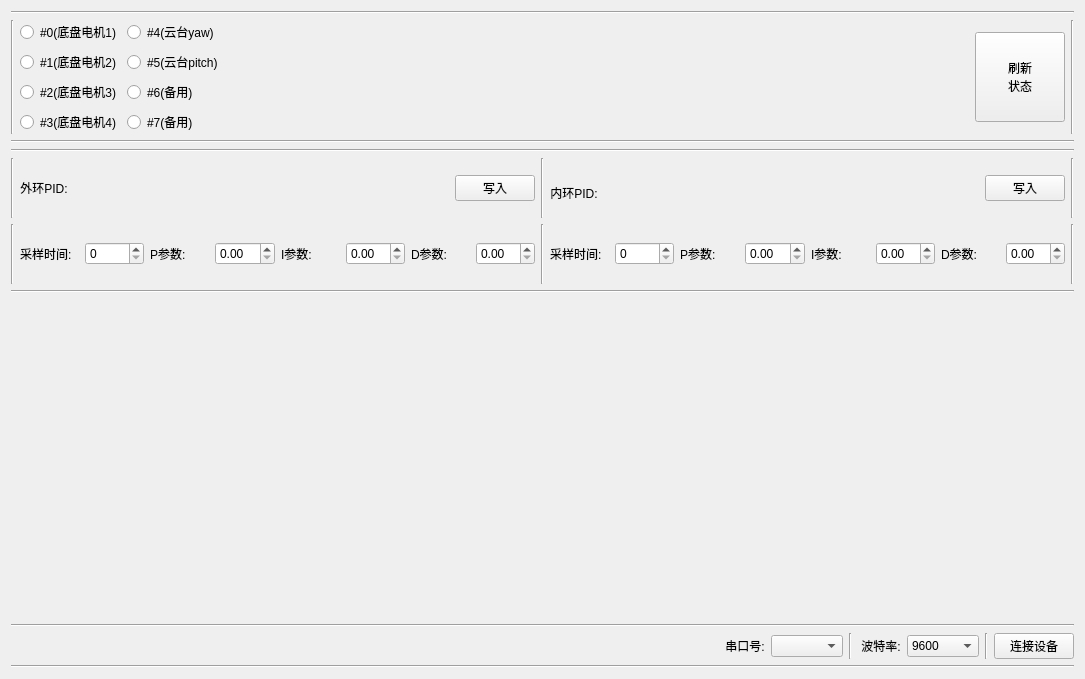
Old version of the form PID_uppermonitor.ui in the repository 417401901/PID_uppermonitor.
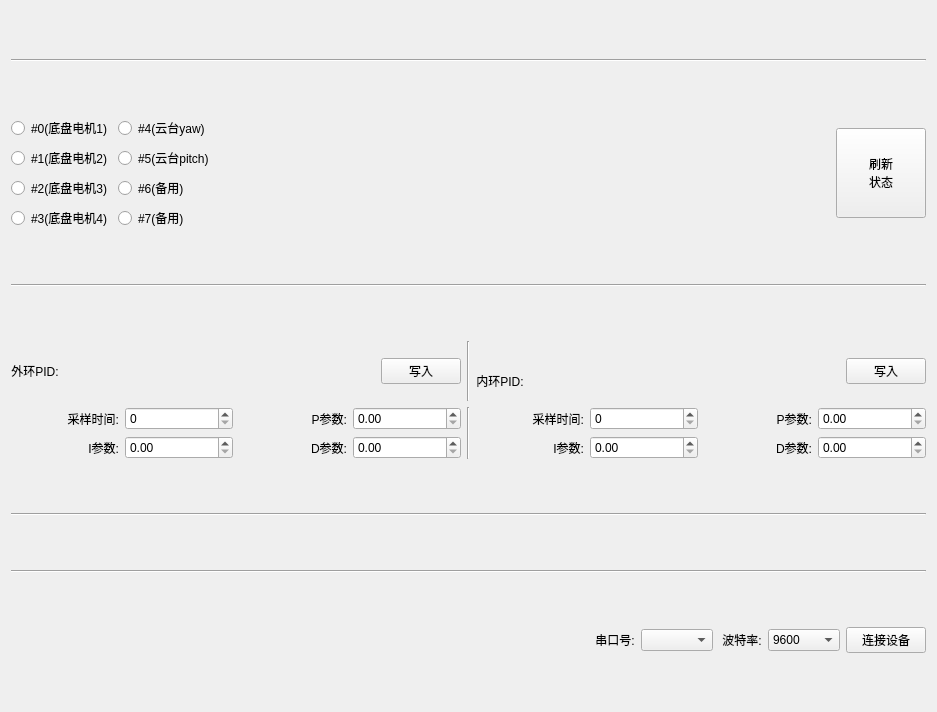
New version of the form.

The edit to the form file:
```diff
--- a/PID_uppermonitor.ui
+++ b/PID_uppermonitor.ui
@@ -6,8 +6,8 @@
    <rect>
     <x>0</x>
     <y>0</y>
-    <width>1085</width>
-    <height>679</height>
+    <width>937</width>
+    <height>712</height>
    </rect>
   </property>
   <property name="windowTitle">
@@ -23,13 +23,6 @@
    </item>
    <item>
     <layout class="QHBoxLayout" name="horizontalLayout_2">
-     <item>
-      <widget class="Line" name="line_13">
-       <property name="orientation">
-        <enum>Qt::Vertical</enum>
-       </property>
-      </widget>
-     </item>
      <item>
       <layout class="QVBoxLayout" name="verticalLayout_3">
        <item>
@@ -127,13 +120,6 @@
        </property>
       </widget>
      </item>
-     <item>
-      <widget class="Line" name="line_14">
-       <property name="orientation">
-        <enum>Qt::Vertical</enum>
-       </property>
-      </widget>
-     </item>
     </layout>
    </item>
    <item>
@@ -145,31 +131,17 @@
    </item>
    <item>
     <layout class="QVBoxLayout" name="verticalLayout_2">
-     <item>
-      <widget class="Line" name="line_6">
-       <property name="orientation">
-        <enum>Qt::Horizontal</enum>
-       </property>
-      </widget>
-     </item>
      <item>
       <layout class="QHBoxLayout" name="horizontalLayout_3">
        <property name="topMargin">
         <number>0</number>
        </property>
-       <item>
-        <widget class="Line" name="line_4">
-         <property name="orientation">
-          <enum>Qt::Vertical</enum>
-         </property>
-        </widget>
-       </item>
        <item>
         <widget class="QLabel" name="label_2">
          <property name="maximumSize">
           <size>
            <width>16777215</width>
-           <height>50</height>
+           <height>40</height>
           </size>
          </property>
          <property name="layoutDirection">
@@ -204,7 +176,7 @@
         </widget>
        </item>
        <item>
-        <widget class="Line" name="line_2">
+        <widget class="Line" name="line">
          <property name="orientation">
           <enum>Qt::Vertical</enum>
          </property>
@@ -221,7 +193,7 @@
          <property name="maximumSize">
           <size>
            <width>16777215</width>
-           <height>50</height>
+           <height>40</height>
           </size>
          </property>
          <property name="text">
@@ -252,155 +224,150 @@
          </property>
         </widget>
        </item>
-       <item>
-        <widget class="Line" name="line_11">
-         <property name="orientation">
-          <enum>Qt::Vertical</enum>
-         </property>
-        </widget>
-       </item>
       </layout>
      </item>
      <item>
       <layout class="QHBoxLayout" name="horizontalLayout_4">
        <item>
-        <widget class="Line" name="line_3">
-         <property name="orientation">
-          <enum>Qt::Vertical</enum>
-         </property>
-        </widget>
-       </item>
-       <item>
+        <layout class="QGridLayout" name="gridLayout_2">
+         <item row="0" column="0">
         <widget class="QLabel" name="label_3">
-         <property name="minimumSize">
-          <size>
-           <width>0</width>
-           <height>60</height>
-          </size>
-         </property>
          <property name="text">
           <string>采样时间:</string>
          </property>
-        </widget>
-       </item>
-       <item>
+           <property name="alignment">
+            <set>Qt::AlignRight|Qt::AlignTrailing|Qt::AlignVCenter</set>
+           </property>
+          </widget>
+         </item>
+         <item row="0" column="1">
         <widget class="QSpinBox" name="spinBox_outlooptime">
          <property name="maximum">
           <number>300</number>
          </property>
         </widget>
        </item>
-       <item>
-        <widget class="QLabel" name="label_4">
-         <property name="text">
-          <string>P参数:</string>
-         </property>
-        </widget>
-       </item>
-       <item>
+         <item row="0" column="3">
         <widget class="QDoubleSpinBox" name="doubleSpinBox_outloopP"/>
        </item>
-       <item>
+         <item row="0" column="2">
+          <widget class="QLabel" name="label_4">
+           <property name="text">
+            <string>P参数:</string>
+           </property>
+           <property name="alignment">
+            <set>Qt::AlignRight|Qt::AlignTrailing|Qt::AlignVCenter</set>
+           </property>
+          </widget>
+         </item>
+         <item row="1" column="0">
         <widget class="QLabel" name="label_5">
          <property name="text">
           <string>I参数:</string>
          </property>
-        </widget>
-       </item>
-       <item>
+           <property name="alignment">
+            <set>Qt::AlignRight|Qt::AlignTrailing|Qt::AlignVCenter</set>
+           </property>
+          </widget>
+         </item>
+         <item row="1" column="1">
         <widget class="QDoubleSpinBox" name="doubleSpinBox_outloopI"/>
        </item>
-       <item>
+         <item row="1" column="2">
         <widget class="QLabel" name="label_6">
          <property name="text">
           <string>D参数:</string>
          </property>
-        </widget>
-       </item>
-       <item>
+           <property name="alignment">
+            <set>Qt::AlignRight|Qt::AlignTrailing|Qt::AlignVCenter</set>
+           </property>
+          </widget>
+         </item>
+         <item row="1" column="3">
         <widget class="QDoubleSpinBox" name="doubleSpinBox_outloopD"/>
        </item>
+        </layout>
+       </item>
        <item>
-        <widget class="Line" name="line">
+        <widget class="Line" name="line_2">
          <property name="orientation">
           <enum>Qt::Vertical</enum>
          </property>
         </widget>
        </item>
        <item>
+        <layout class="QGridLayout" name="gridLayout_3">
+         <item row="0" column="3">
+          <widget class="QDoubleSpinBox" name="doubleSpinBox_inloopP"/>
+         </item>
+         <item row="0" column="0">
         <widget class="QLabel" name="label_7">
          <property name="text">
           <string>采样时间:</string>
          </property>
-        </widget>
-       </item>
-       <item>
+           <property name="alignment">
+            <set>Qt::AlignRight|Qt::AlignTrailing|Qt::AlignVCenter</set>
+           </property>
+          </widget>
+         </item>
+         <item row="0" column="1">
         <widget class="QSpinBox" name="spinBox_inlooptime">
          <property name="maximum">
           <number>300</number>
          </property>
         </widget>
        </item>
-       <item>
+         <item row="0" column="2">
         <widget class="QLabel" name="label_8">
          <property name="text">
           <string>P参数:</string>
          </property>
-        </widget>
-       </item>
-       <item>
-        <widget class="QDoubleSpinBox" name="doubleSpinBox_inloopP"/>
-       </item>
-       <item>
+           <property name="alignment">
+            <set>Qt::AlignRight|Qt::AlignTrailing|Qt::AlignVCenter</set>
+           </property>
+          </widget>
+         </item>
+         <item row="1" column="0">
         <widget class="QLabel" name="label_9">
          <property name="text">
           <string>I参数:</string>
          </property>
-        </widget>
-       </item>
-       <item>
+           <property name="alignment">
+            <set>Qt::AlignRight|Qt::AlignTrailing|Qt::AlignVCenter</set>
+           </property>
+          </widget>
+         </item>
+         <item row="1" column="1">
         <widget class="QDoubleSpinBox" name="doubleSpinBox_inloopI"/>
        </item>
-       <item>
+         <item row="1" column="2">
         <widget class="QLabel" name="label_10">
          <property name="text">
           <string>D参数:</string>
          </property>
-        </widget>
-       </item>
-       <item>
+           <property name="alignment">
+            <set>Qt::AlignRight|Qt::AlignTrailing|Qt::AlignVCenter</set>
+           </property>
+          </widget>
+         </item>
+         <item row="1" column="3">
         <widget class="QDoubleSpinBox" name="doubleSpinBox_inloopD"/>
        </item>
-       <item>
-        <widget class="Line" name="line_12">
-         <property name="orientation">
-          <enum>Qt::Vertical</enum>
-         </property>
-        </widget>
+        </layout>
        </item>
       </layout>
      </item>
+    </layout>
+   </item>
      <item>
-      <widget class="Line" name="line_5">
+    <widget class="Line" name="line_3">
        <property name="orientation">
         <enum>Qt::Horizontal</enum>
        </property>
       </widget>
      </item>
-    </layout>
-   </item>
    <item>
-    <spacer name="verticalSpacer">
-     <property name="orientation">
-      <enum>Qt::Vertical</enum>
-     </property>
-     <property name="sizeHint" stdset="0">
-      <size>
-       <width>20</width>
-       <height>40</height>
-      </size>
-     </property>
-    </spacer>
+    <layout class="QHBoxLayout" name="horizontalLayout_Charts"/>
    </item>
    <item>
     <widget class="Line" name="line_9">
@@ -452,13 +419,6 @@
      <item>
       <widget class="QComboBox" name="comboBox_portName"/>
      </item>
-     <item>
-      <widget class="Line" name="line_17">
-       <property name="orientation">
-        <enum>Qt::Vertical</enum>
-       </property>
-      </widget>
-     </item>
      <item>
       <widget class="QLabel" name="Label_baudRate">
        <property name="enabled">
@@ -501,13 +461,6 @@
        </item>
       </widget>
      </item>
-     <item>
-      <widget class="Line" name="line_18">
-       <property name="orientation">
-        <enum>Qt::Vertical</enum>
-       </property>
-      </widget>
-     </item>
      <item>
       <widget class="QPushButton" name="pushButton_switch">
        <property name="text">
@@ -517,13 +470,6 @@
      </item>
     </layout>
    </item>
-   <item>
-    <widget class="Line" name="line_10">
-     <property name="orientation">
-      <enum>Qt::Horizontal</enum>
-     </property>
-    </widget>
-   </item>
   </layout>
  </widget>
  <layoutdefault spacing="6" margin="11"/>
```
Lines whose indentation alone changed are shown as unchanged.
